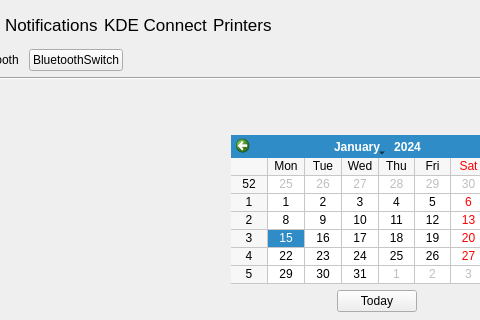
Qt form infopanedropdown.ui (vicr123/theshell) before a commit; both pictures show x 360 to 840 and y 0 to 320 of the 1200 by 835 pixel window.
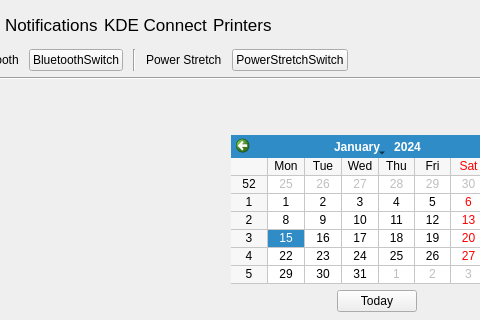
The same form after that commit. The open tabs and pages were chosen to show the change. Icons and pictures are not drawn. Custom widgets are drawn as their Qt base class.

```diff
--- a/infopanedropdown.ui
+++ b/infopanedropdown.ui
@@ -293,6 +293,27 @@
           </property>
          </widget>
         </item>
+        <item>
+         <widget class="Line" name="line_13">
+          <property name="orientation">
+           <enum>Qt::Vertical</enum>
+          </property>
+         </widget>
+        </item>
+        <item>
+         <widget class="QLabel" name="label_56">
+          <property name="text">
+           <string>Power Stretch</string>
+          </property>
+         </widget>
+        </item>
+        <item>
+         <widget class="Switch" name="PowerStretchSwitch">
+          <property name="text">
+           <string>PowerStretchSwitch</string>
+          </property>
+         </widget>
+        </item>
         <item>
          <spacer name="horizontalSpacer_11">
           <property name="orientation">
```
Left out of the diff: 10 changed lines with no effect on the pictures.
